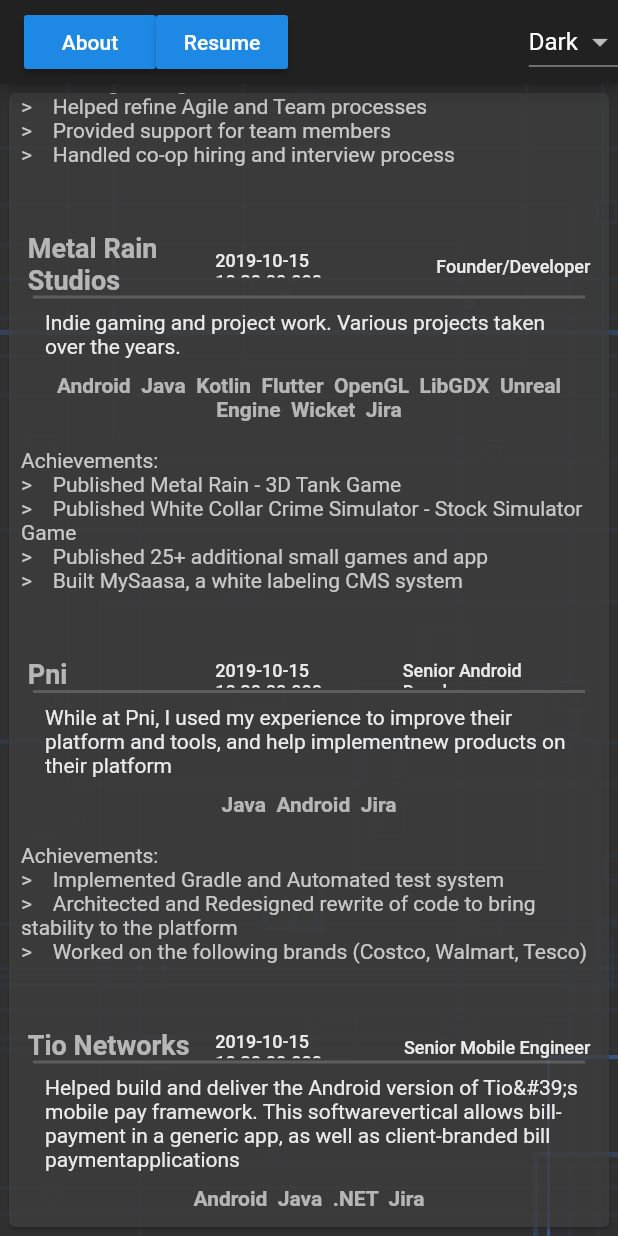
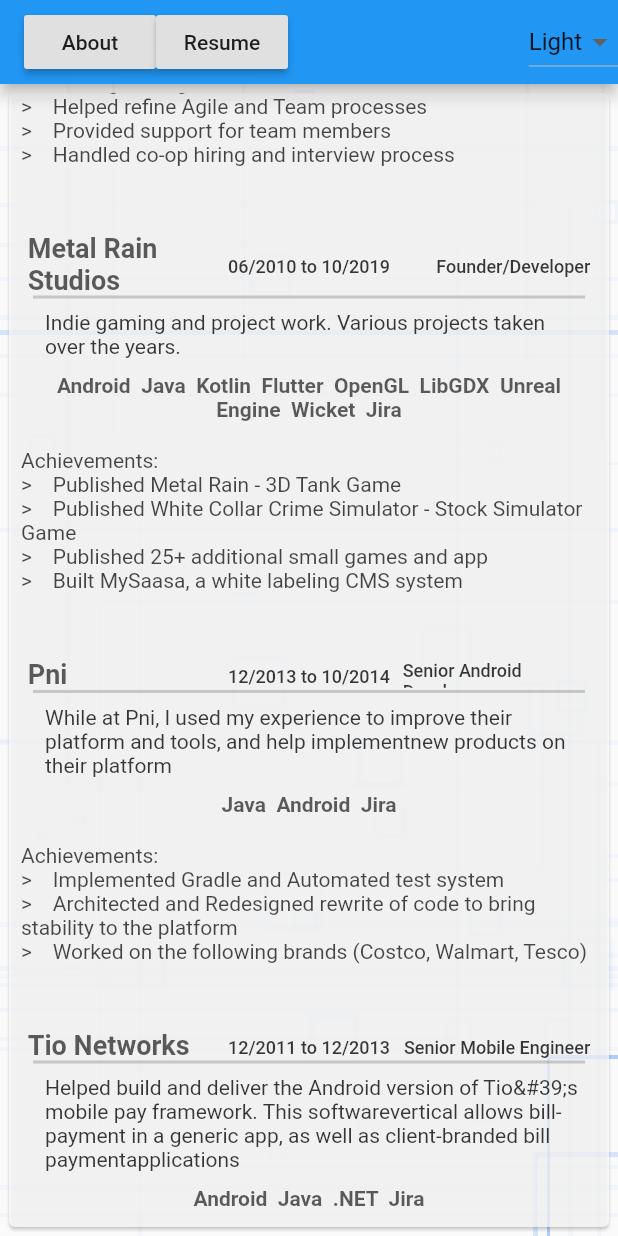
Before and after one commit to ahammer/flutter_resume, a Flutter app: the screen it shows after launch, scrolled down 390 dp, on a phone screen of 412 x 824 dp. Run offline on Flutter 3.47's test engine with Material 2 defaults, Android fonts, the phone set to English and light mode, and no system bars; our stand-ins replace url_launcher_web; Roboto replaces fonts that are missing (Helvetica).

Commit message:
Date updates

```diff
--- a/lib/app_state.dart
+++ b/lib/app_state.dart
@@ -2,7 +2,7 @@ import 'package:flutter/material.dart';
 import 'package:provider/provider.dart';
 
 class AppState extends ChangeNotifier {
-  String _theme = "Dark";
+  String _theme = "Light";
   void setTheme(String theme) {
     _theme = theme;
     notifyListeners();
--- a/lib/screens/resume/resume_screen.dart
+++ b/lib/screens/resume/resume_screen.dart
@@ -1,4 +1,5 @@
 import 'package:flutter/material.dart';
+import 'package:intl/intl.dart';
 import 'package:resume_flutter/theme.dart';
 import 'package:resume_flutter/widgets/secondary_screen.dart';
 
@@ -7,7 +8,7 @@ class ResumeScreen extends StatelessWidget {
   Widget build(BuildContext context) =>
       SecondaryScreen(title: "About", body: ResumeScreenBody());
 }
-
+final formatter = DateFormat('MM/yyyy');
 final Map<String, Job> kJobExperienceWidgets = {
   "Realtor.com": Job(
       company: "Realtor.com",
@@ -31,7 +32,7 @@ final Map<String, Job> kJobExperienceWidgets = {
       ],
       roles: [],
       endDate: DateTime.now(),
-      startDate: DateTime.now(),
+      startDate: DateTime.utc(2015, DateTime.may),
       skills: <String>[
         "Android",
         "Flutter",
@@ -61,7 +62,7 @@ final Map<String, Job> kJobExperienceWidgets = {
         "Built MySaasa, a white labeling CMS system",
         ],
       endDate: DateTime.now(),
-      startDate: DateTime.now(),
+      startDate: DateTime.utc(2010, DateTime.june),
       roles: <String>["a", "b", "c"],
       skills: <String>["Android", "Java", "Kotlin", "Flutter", "OpenGL", "LibGDX", "Unreal Engine", "Wicket", "Jira"],
       summary:
@@ -77,8 +78,8 @@ final Map<String, Job> kJobExperienceWidgets = {
 "Architected and Redesigned rewrite of code to bring stability to the platform",
 "Worked on the following brands (Costco, Walmart, Tesco)",
         ],
-      endDate: DateTime.now(),
-      startDate: DateTime.now(),
+      endDate: DateTime.utc(2014, DateTime.october),
+      startDate: DateTime.utc(2013, DateTime.december),
       roles: <String>["a", "b", "c"],
       skills: <String>["Java", "Android", "Jira"],
       summary:
@@ -91,8 +92,8 @@ final Map<String, Job> kJobExperienceWidgets = {
       company: "Tio Networks",
       title: "Senior Mobile Engineer",
       achievements: ["Developed TioMobilePay (android)", "Deployed (PG&E, Mobilicity, El Paso Electric, TioMobilePay) branded versions.", "Branded C# Payment Kiosk"],
-      endDate: DateTime.now(),
-      startDate: DateTime.now(),
+      endDate: DateTime.utc(2013, DateTime.december),
+      startDate: DateTime.utc(2011, DateTime.december),
       roles: <String>["a", "b", "c"],
       skills: <String>["Android", "Java", ".NET", "Jira"],
       summary:
@@ -356,7 +357,7 @@ class JobDetailHeader extends StatelessWidget {
                     child: Container(
                         height: 18,
                         alignment: FractionalOffset.bottomCenter,
-                        child: Text(job.startDate.toString(),
+                        child: Text(formatter.format(job.startDate) + " to " + formatter.format(job.endDate),
                             style: Theme.of(context).textTheme.title.copyWith(
                                 fontSize: 12, fontFamily: kDefaultFont)))),
                 Expanded(
--- a/pubspec.yaml
+++ b/pubspec.yaml
@@ -29,6 +29,7 @@ dependencies:
     git:
       url: git://github.com/flutter/plugins.git
       path: packages/url_launcher/url_launcher_web
+  intl: ^0.16.0
 
 dev_dependencies:
   flutter_test:
```
Also changed, not shown: pubspec.lock.
